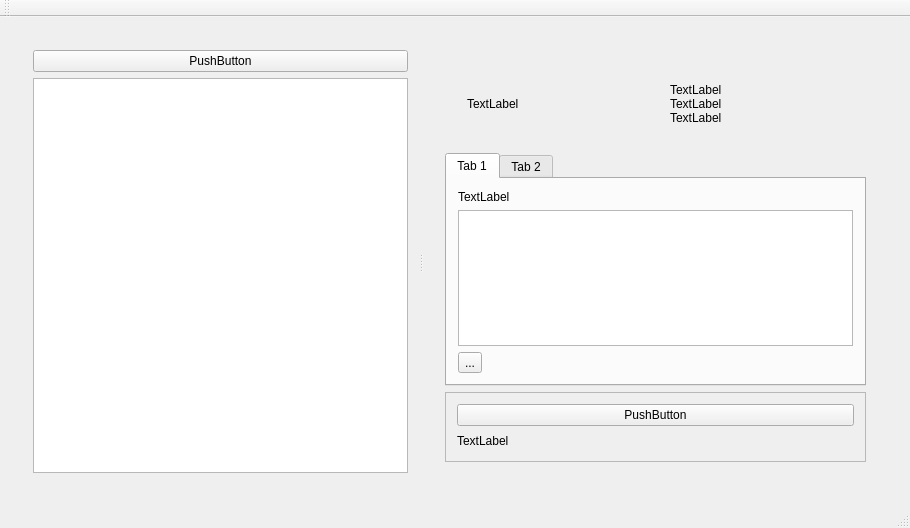
Qt form src/mainwindow.ui (app211/jaqet) before a commit.
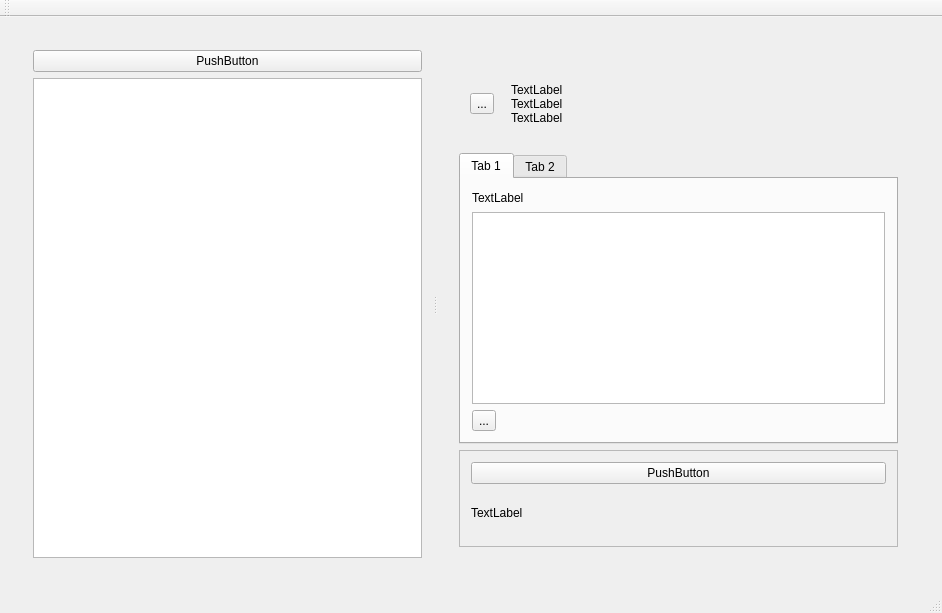
The same form after that commit.

Diff of the .ui file:
```diff
--- a/src/mainwindow.ui
+++ b/src/mainwindow.ui
@@ -6,8 +6,8 @@
    <rect>
     <x>0</x>
     <y>0</y>
-    <width>910</width>
-    <height>528</height>
+    <width>942</width>
+    <height>613</height>
    </rect>
   </property>
   <property name="windowTitle">
@@ -61,28 +61,10 @@
                 <widget class="QWidget" name="widget_4" native="true">
                  <layout class="QHBoxLayout" name="horizontalLayout">
                   <item>
-                   <widget class="QWidget" name="widget_5" native="true">
-                    <property name="sizePolicy">
-                     <sizepolicy hsizetype="Minimum" vsizetype="Minimum">
-                      <horstretch>0</horstretch>
-                      <verstretch>0</verstretch>
-                     </sizepolicy>
+                   <widget class="QToolButton" name="toolButtonRescrap">
+                    <property name="text">
+                     <string>...</string>
                     </property>
-                    <layout class="QVBoxLayout" name="verticalLayout">
-                     <item>
-                      <widget class="QLabel" name="labelMovieScraper">
-                       <property name="sizePolicy">
-                        <sizepolicy hsizetype="Minimum" vsizetype="Minimum">
-                         <horstretch>0</horstretch>
-                         <verstretch>0</verstretch>
-                        </sizepolicy>
-                       </property>
-                       <property name="text">
-                        <string>TextLabel</string>
-                       </property>
-                      </widget>
-                     </item>
-                    </layout>
                    </widget>
                   </item>
                   <item>
@@ -178,8 +160,8 @@
                    <rect>
                     <x>0</x>
                     <y>0</y>
-                    <width>426</width>
-                    <height>76</height>
+                    <width>443</width>
+                    <height>82</height>
                    </rect>
                   </property>
                   <layout class="QVBoxLayout" name="verticalLayout_9">
```
Left out of the diff: 2 changed lines with no effect on the pictures.
